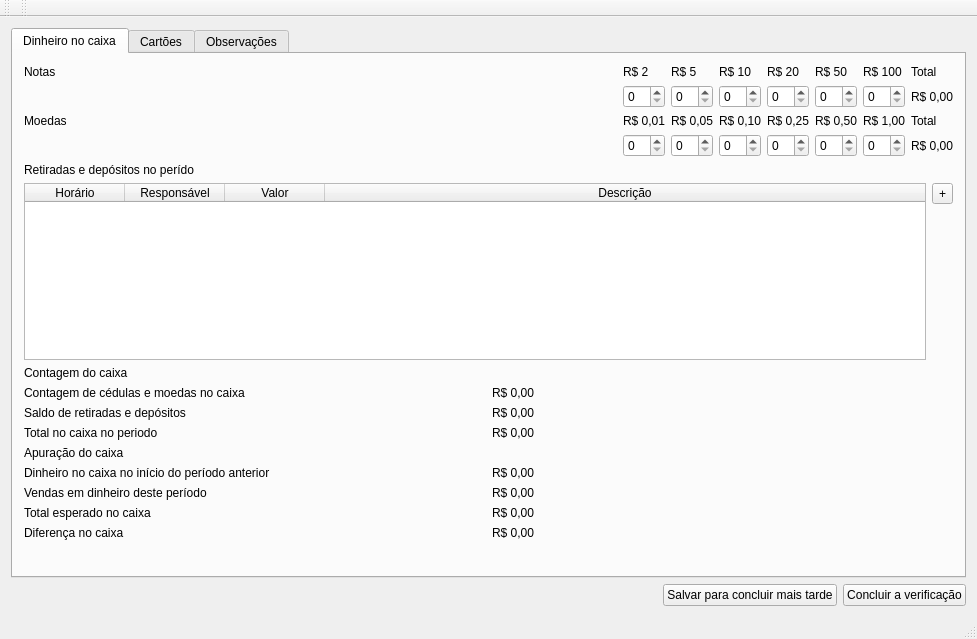
Old version of the form mainwindow.ui in the repository ramiromagalhaes/verificacao-caixa.
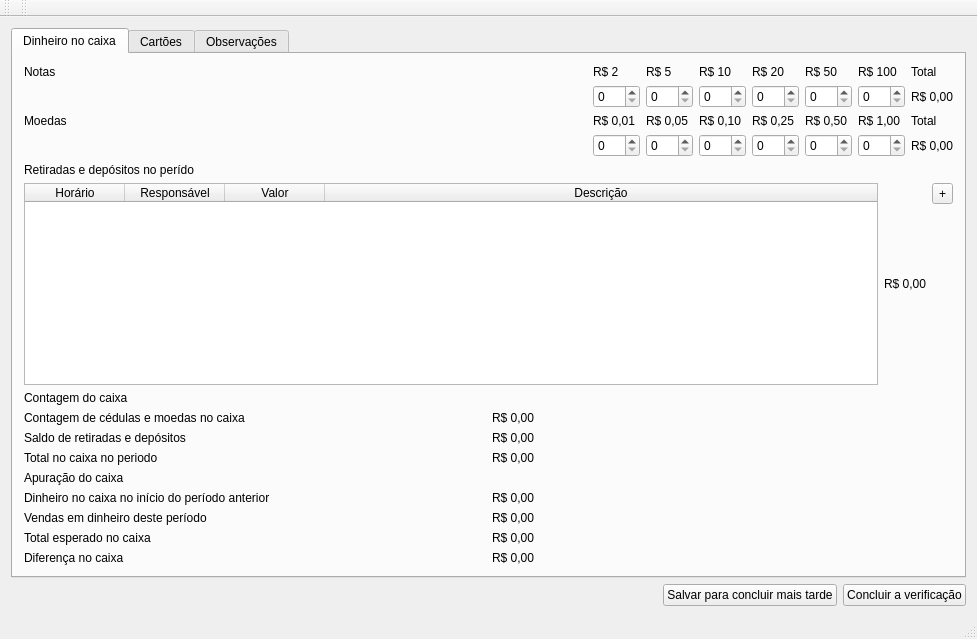
New version of the form.

What changed in the file:
```diff
--- a/mainwindow.ui
+++ b/mainwindow.ui
@@ -169,7 +169,11 @@
            </widget>
           </item>
           <item row="1" column="1">
-           <widget class="QSpinBox" name="spinR2"/>
+           <widget class="QSpinBox" name="spinR2">
+            <property name="maximum">
+             <number>99</number>
+            </property>
+           </widget>
           </item>
           <item row="1" column="2">
            <widget class="QSpinBox" name="spinR5"/>
@@ -298,22 +302,46 @@
            </widget>
           </item>
           <item row="3" column="1">
-           <widget class="QSpinBox" name="spinR001"/>
+           <widget class="QSpinBox" name="spinR001">
+            <property name="maximum">
+             <number>999</number>
+            </property>
+           </widget>
           </item>
           <item row="3" column="2">
-           <widget class="QSpinBox" name="spinR005"/>
+           <widget class="QSpinBox" name="spinR005">
+            <property name="maximum">
+             <number>999</number>
+            </property>
+           </widget>
           </item>
           <item row="3" column="3">
-           <widget class="QSpinBox" name="spinR010"/>
+           <widget class="QSpinBox" name="spinR010">
+            <property name="maximum">
+             <number>999</number>
+            </property>
+           </widget>
           </item>
           <item row="3" column="4">
-           <widget class="QSpinBox" name="spinR025"/>
+           <widget class="QSpinBox" name="spinR025">
+            <property name="maximum">
+             <number>999</number>
+            </property>
+           </widget>
           </item>
           <item row="3" column="5">
-           <widget class="QSpinBox" name="spinR050"/>
+           <widget class="QSpinBox" name="spinR050">
+            <property name="maximum">
+             <number>999</number>
+            </property>
+           </widget>
           </item>
           <item row="3" column="6">
-           <widget class="QSpinBox" name="spinR1"/>
+           <widget class="QSpinBox" name="spinR1">
+            <property name="maximum">
+             <number>999</number>
+            </property>
+           </widget>
           </item>
           <item row="3" column="7">
            <widget class="QLabel" name="labelTotalCoins">
@@ -394,6 +422,13 @@
             </column>
            </widget>
           </item>
+          <item>
+           <widget class="QLabel" name="subtotalCaixa">
+            <property name="text">
+             <string>R$ 0,00</string>
+            </property>
+           </widget>
+          </item>
           <item alignment="Qt::AlignTop">
            <widget class="QToolButton" name="addDepositOrWithdraw">
             <property name="text">
@@ -468,13 +503,6 @@
             </property>
            </widget>
           </item>
-          <item row="1" column="1">
-           <widget class="QLabel" name="subtotalCaixa">
-            <property name="text">
-             <string>R$ 0,00</string>
-            </property>
-           </widget>
-          </item>
           <item row="6" column="1">
            <widget class="QLabel" name="vendasDinheiroPeriodo">
             <property name="text">
@@ -523,21 +551,15 @@
             </property>
            </widget>
           </item>
+          <item row="1" column="1">
+           <widget class="QLabel" name="labelTotalCash">
+            <property name="text">
+             <string>R$ 0,00</string>
+            </property>
+           </widget>
+          </item>
          </layout>
         </item>
-        <item>
-         <spacer name="verticalSpacer">
-          <property name="orientation">
-           <enum>Qt::Vertical</enum>
-          </property>
-          <property name="sizeHint" stdset="0">
-           <size>
-            <width>20</width>
-            <height>40</height>
-           </size>
-          </property>
-         </spacer>
-        </item>
        </layout>
       </widget>
       <widget class="QWidget" name="tab_2">
```
Left out of the diff: 237 changed lines with no effect on the pictures.
